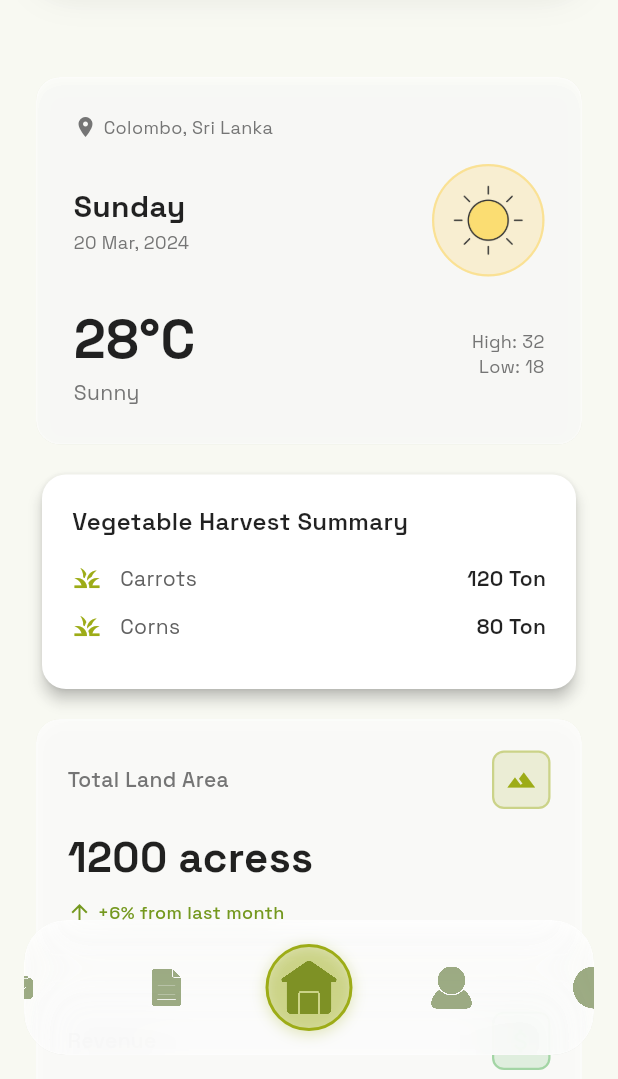
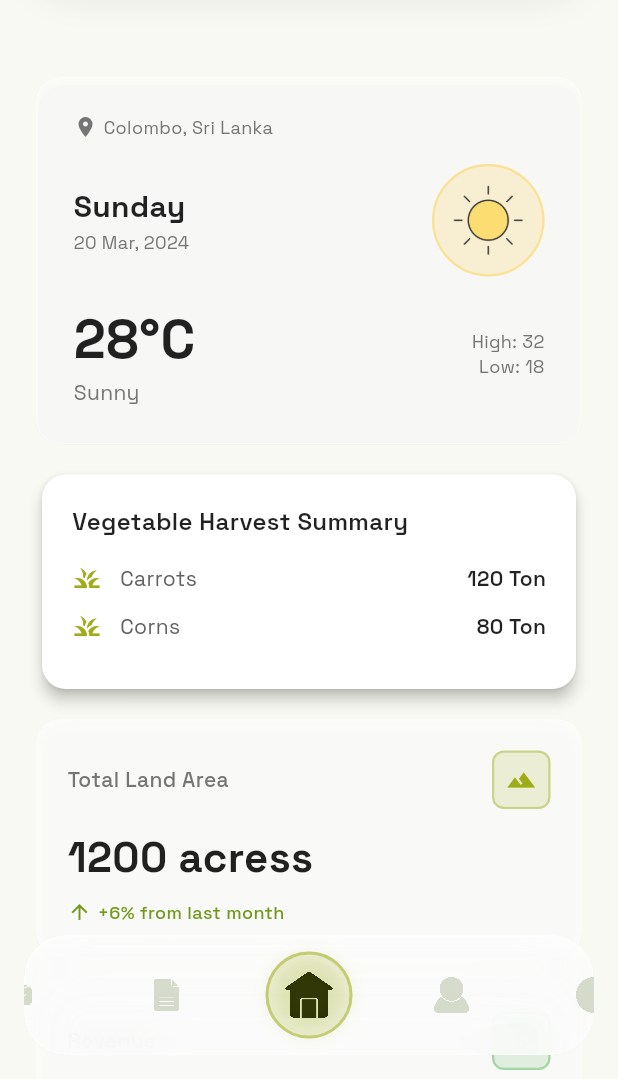
Before and after one commit to Vertexcore-AI/Flutter-ERP, a Flutter app: the DashboardScreen screen opened directly, on a phone screen of 412 x 824 dp, the part 157-1236 px from its top. Run offline on Flutter 3.47's test engine with Material 3 defaults, Android fonts, the phone set to English and light mode, and no system bars; our stand-ins replace cached_network_image, file_picker, google_fonts, shared_preferences; accounts and stored records are empty; network calls fail.

Commit message:
fix: Add user profile routes + improve nav bar icon visibility
Backend (submodule update):
- Added missing /api/user/profile routes (GET, PUT)
- Added /api/user/password route (PUT)
- Fixes "Unable to load profile" error in Flutter app

Flutter UI improvements:
- Selected nav icon shows full original colors (no color filter)
- Unselected icons remain monochrome with reduced opacity
- Reduced icon sizes: 24px base (36px when selected)
- Reduced glow intensity inside center circle (50% reduction)
- Glow contained within circle border (no overflow)

Co-Authored-By: Claude Sonnet 4.5 <noreply@anthropic.com>

```diff
--- a/lib/widgets/swipeable_nav_bar.dart
+++ b/lib/widgets/swipeable_nav_bar.dart
@@ -80,8 +80,8 @@ class _SwipeableNavBarState extends State<SwipeableNavBar> {
     final isLandscape = orientation == Orientation.landscape;
 
     final effectiveMaxWidth = isMobile ? double.infinity : 400.0;
-    final navBarHeight = isLandscape ? 80.0 : 90.0;  // Increased height
-    final baseIconSize = isLandscape ? 26.0 : 28.0;  // Increased icon size
+    final navBarHeight = isLandscape ? 70.0 : 80.0;  // Nav bar height
+    final baseIconSize = isLandscape ? 22.0 : 24.0;  // Smaller icon size
 
     return Padding(
       padding: EdgeInsets.only(
@@ -120,7 +120,7 @@ class _SwipeableNavBarState extends State<SwipeableNavBar> {
                 },
               ),
 
-              // Fixed center circle
+              // Fixed center circle with inner glow
               Positioned(
                 left: 0,
                 right: 0,
@@ -133,16 +133,18 @@ class _SwipeableNavBarState extends State<SwipeableNavBar> {
                       height: 58,
                       decoration: BoxDecoration(
                         shape: BoxShape.circle,
-                        color: AppConstants.limeGreen.withValues(alpha: 0.3),
+                        color: AppConstants.limeGreen.withValues(alpha: 0.15),
                         border: Border.all(
-                          color: AppConstants.limeGreen,
+                          color: AppConstants.limeGreen.withValues(alpha: 0.5),
                           width: 2,
                         ),
                         boxShadow: [
+                          // Inner glow effect (inset shadow simulation)
                           BoxShadow(
-                            color: AppConstants.limeGreen.withValues(alpha: 0.3),
-                            blurRadius: 8,
-                            offset: const Offset(0, 2),
+                            color: AppConstants.limeGreen.withValues(alpha: 0.2),
+                            blurRadius: 12,
+                            spreadRadius: -4,
+                            offset: const Offset(0, 0),
                           ),
                         ],
                       ),
@@ -166,6 +168,7 @@ class _SwipeableNavBarState extends State<SwipeableNavBar> {
 
     // Calculate distance from center for scaling
     final distance = (_currentPage - index).abs();
+    final isSelected = distance < 0.5; // Icon is at center position
     final scale = 1.0 + (1.0 - distance.clamp(0.0, 1.0)) * 0.5; // 1.0x to 1.5x
     final opacity = 0.6 + (1.0 - distance.clamp(0.0, 1.0)) * 0.4; // 60% to 100%
 
@@ -176,9 +179,27 @@ class _SwipeableNavBarState extends State<SwipeableNavBar> {
         child: Opacity(
             opacity: opacity,
             child: Center(
-            child: ColorFiltered(
+              child: isSelected
+                  // Selected icon: Show full colors without filtering
+                  ? Image.asset(
+                      item.iconPath,
+                      width: baseIconSize,
+                      height: baseIconSize,
+                      filterQuality: FilterQuality.high,
+                      errorBuilder: (context, error, stackTrace) {
+                        return Icon(
+                          Icons.circle,
+                          size: baseIconSize,
+                          color: AppConstants.limeGreen,
+                        );
+                      },
+                    )
+                  // Unselected icons: Apply color filter (monochrome)
+                  : ColorFiltered(
                       colorFilter: ColorFilter.mode(
-                isDark ? Colors.white : AppConstants.darkGreen,
+                        isDark
+                            ? Colors.white.withValues(alpha: 0.5)
+                            : AppConstants.darkGreen.withValues(alpha: 0.4),
                         BlendMode.srcIn,
                       ),
                       child: Image.asset(
```
Lines whose indentation alone changed are shown as unchanged.
